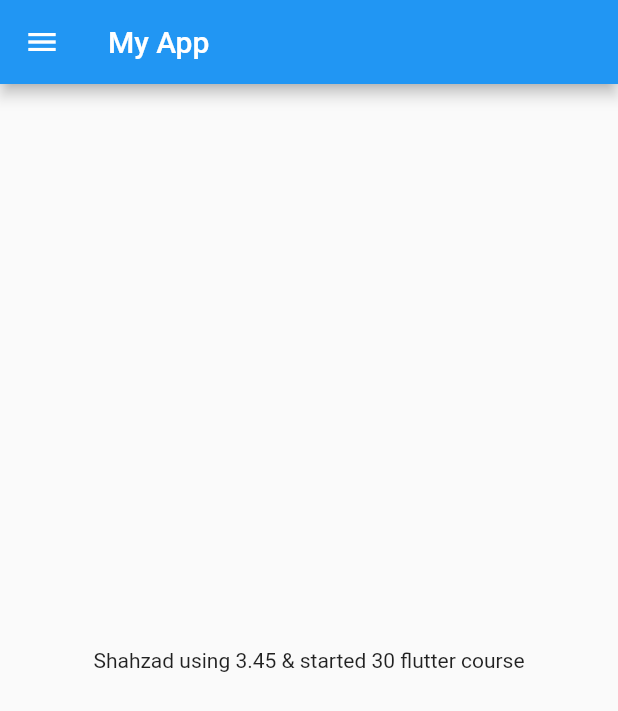
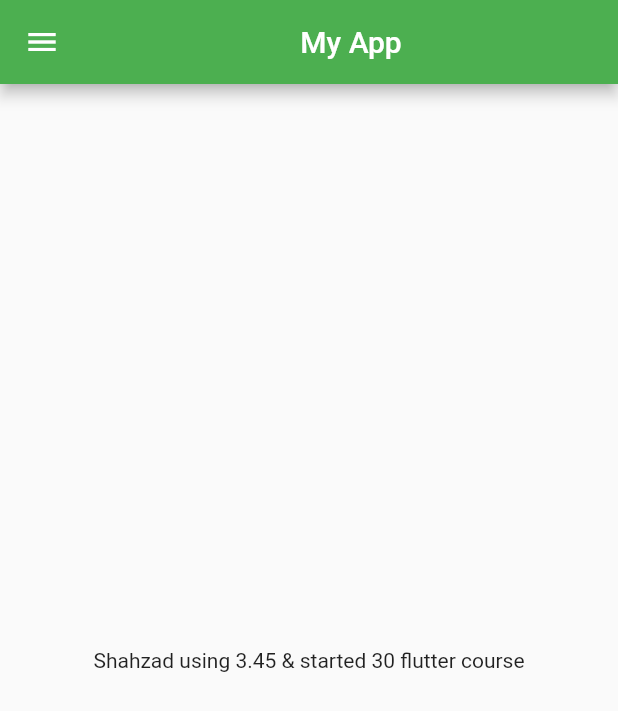
Before and after one commit to ShahzadSaroya/learningflutter, a Flutter app: the screen it shows after launch, on a phone screen of 412 x 824 dp. Shown: the top 711 px of the screen. Run offline on Flutter 3.47's test engine with Material 2 defaults, Android fonts, the phone set to English and light mode, and no system bars.

Commit message:
day3 completed

```diff
--- a/lib/Pages/home_page.dart
+++ b/lib/Pages/home_page.dart
@@ -10,8 +10,11 @@ class HomePage extends StatelessWidget {
     var wf = 3.45;
     return Scaffold(
       appBar: AppBar(
-        title: Text("My App"),
-      ),
+          title: Center(
+        child: Text("My App"),
+      )
+          //title: Text("My App"),
+          ),
       body: Center(
         child: Material(
           child: Center(
--- a/lib/main.dart
+++ b/lib/main.dart
@@ -1,5 +1,7 @@
 import 'package:flutter/material.dart';
+import 'package:myapp1/Pages/login_page.dart';
 import 'Pages/home_page.dart';
+import 'Pages/login_page.dart';
 
 void main() {
   runApp(MyApp());
@@ -11,7 +13,16 @@ class MyApp extends StatelessWidget {
   @override
   Widget build(BuildContext context) {
     return MaterialApp(
-      home: HomePage()
-    );
+        themeMode: ThemeMode.light,
+        theme: ThemeData(primarySwatch: Colors.green),
+        darkTheme: ThemeData(
+          brightness: Brightness.dark,
+        ),
+        initialRoute: "/home",
+        routes: {
+          "/": (context) => LoginPage(),
+          "/home": (context) => HomePage(),
+          "/login": (context) => LoginPage(),
+        });
   }
 }
```
Also changed, not shown: lib/Pages/login_page.dart (added, +22 -0 lines).
